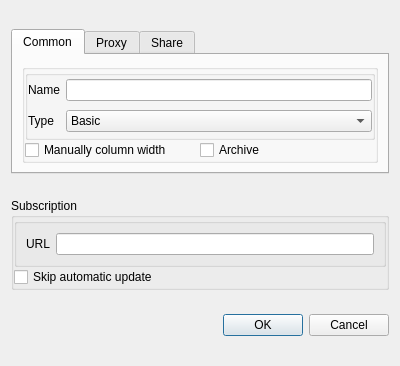
First picture: the form in include/ui/group/dialog_edit_group.ui, repository qr243vbi/nekobox, before the edit.
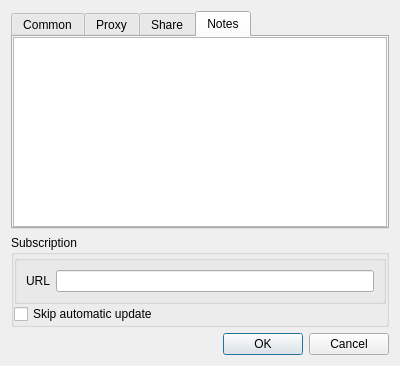
Second picture: the form after the edit. The open tabs and pages were chosen to show the change. Custom widgets are drawn as their Qt base class.

```diff
--- a/include/ui/group/dialog_edit_group.ui
+++ b/include/ui/group/dialog_edit_group.ui
@@ -248,6 +248,31 @@
        </item>
       </layout>
      </widget>
+     <widget class="QWidget" name="tab">
+      <attribute name="title">
+       <string>Notes</string>
+      </attribute>
+      <layout class="QHBoxLayout" name="horizontalLayout_5">
+       <property name="spacing">
+        <number>0</number>
+       </property>
+       <property name="leftMargin">
+        <number>0</number>
+       </property>
+       <property name="topMargin">
+        <number>0</number>
+       </property>
+       <property name="rightMargin">
+        <number>0</number>
+       </property>
+       <property name="bottomMargin">
+        <number>0</number>
+       </property>
+       <item>
+        <widget class="QTextEdit" name="group_notes"/>
+       </item>
+      </layout>
+     </widget>
     </widget>
    </item>
    <item>
```
